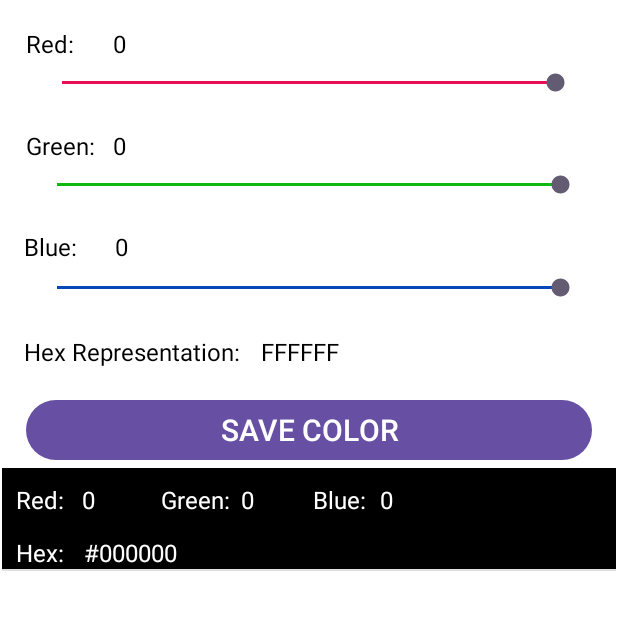
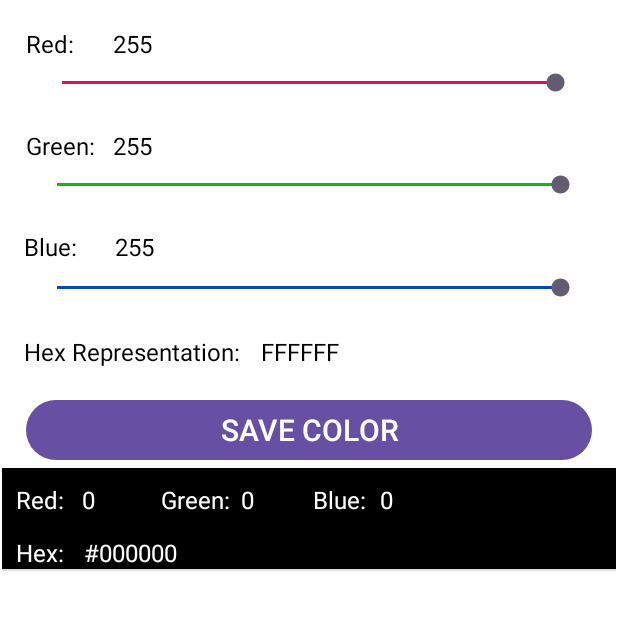
Before and after one commit to GabrielBall05/CIS183_Homework02_GabrielBall, an Android app: the screen it shows after launch (MainActivity), after a tap on "SAVE COLOR", on a phone screen of 412 x 824 dp, the top half of it. Run offline under Robolectric (Android 15) with nearby library versions, the phone set to English and light mode, and no system bars.

Commit message:
Small fix
Accidentally had it resetting text box to 0,0,0 instead if 255,255,255 for white.

```diff
--- a/HW02_Program01/app/src/main/java/com/example/hw02_program01/MainActivity.java
+++ b/HW02_Program01/app/src/main/java/com/example/hw02_program01/MainActivity.java
@@ -341,9 +341,9 @@ public class MainActivity extends AppCompatActivity
         sb_j_green.setProgress(255);
         sb_j_blue.setProgress(255);
         SetActivityBackgroundColor(255, 255, 255);
-        tv_j_redVal.setText("0");
-        tv_j_greenVal.setText("0");
-        tv_j_blueVal.setText("0");
+        tv_j_redVal.setText("255");
+        tv_j_greenVal.setText("255");
+        tv_j_blueVal.setText("255");
         tv_j_hex.setText("FFFFFF");
         ChangeTextBlack();
     }
```
